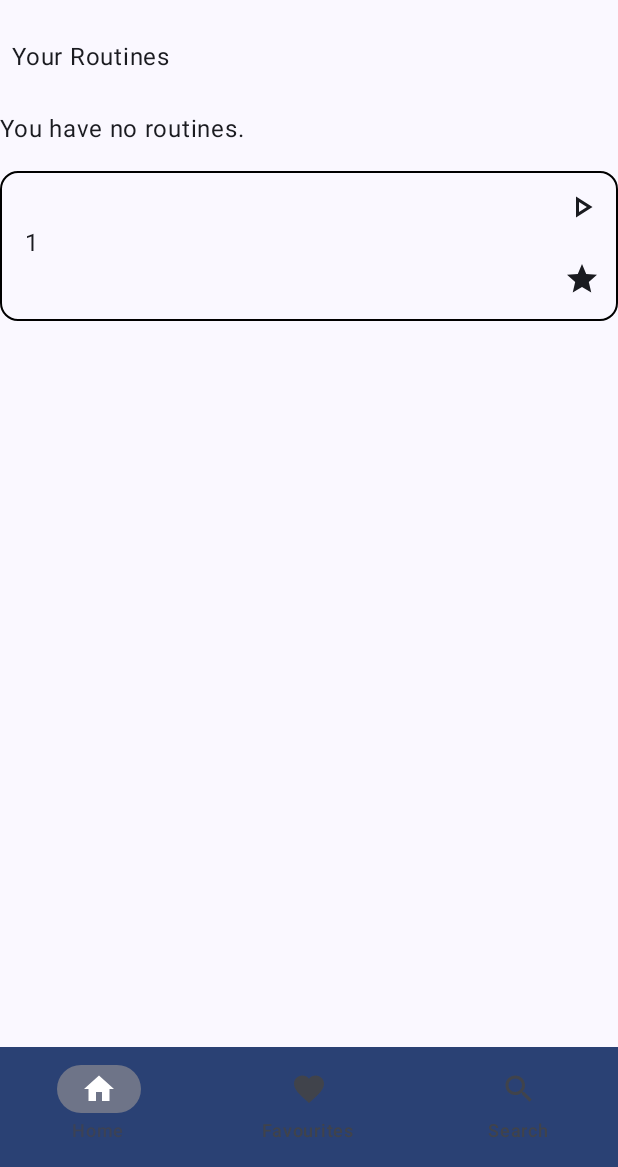
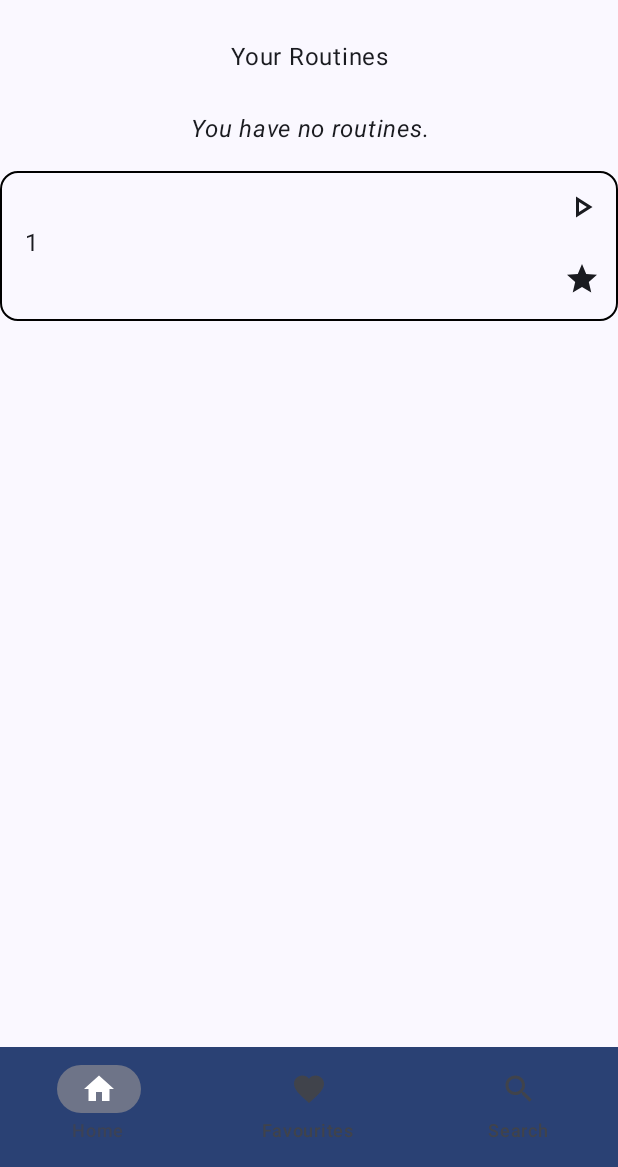
Before and after one commit to Blemmingan/GymHelper.com-APP, an Android app built with Jetpack Compose: the homeScreen screen opened through its navigation route, on a phone screen of 412 x 824 dp, the part 69-1236 px from its top. Run offline under Robolectric (Android 15) with nearby library versions, the phone set to English and light mode, and no system bars; network calls fail; 1 statement that could not run was skipped.

Commit message:
Texto centrado

```diff
--- a/app/src/main/java/ar/edu/itba/example/api/ui/main/HomeScreen.kt
+++ b/app/src/main/java/ar/edu/itba/example/api/ui/main/HomeScreen.kt
@@ -6,6 +6,7 @@ import android.content.Intent
 import androidx.compose.foundation.BorderStroke
 import androidx.compose.foundation.background
 import androidx.compose.foundation.layout.Arrangement
+import androidx.compose.foundation.layout.Box
 import androidx.compose.foundation.layout.Column
 import androidx.compose.foundation.layout.Row
 import androidx.compose.foundation.layout.Spacer
@@ -14,6 +15,7 @@ import androidx.compose.foundation.layout.fillMaxWidth
 import androidx.compose.foundation.layout.height
 import androidx.compose.foundation.layout.padding
 import androidx.compose.foundation.layout.size
+import androidx.compose.foundation.layout.wrapContentHeight
 import androidx.compose.foundation.rememberScrollState
 import androidx.compose.foundation.verticalScroll
 import androidx.compose.material.icons.Icons
@@ -59,6 +61,7 @@ import ar.edu.itba.example.api.util.getViewModelFactory
 import org.intellij.lang.annotations.JdkConstants.HorizontalAlignment
 import androidx.compose.runtime.*
 import androidx.compose.ui.graphics.Color
+import androidx.compose.ui.text.font.FontStyle
 import androidx.core.content.ContextCompat.startActivity
 import ar.edu.itba.example.api.data.model.Routine
 import kotlinx.coroutines.launch
@@ -85,12 +88,16 @@ fun RoutineList(navController: NavHostController, routinesList : List<Routine>?)
         modifier = Modifier
             .fillMaxWidth()
             .verticalScroll(state),
-        verticalArrangement = Arrangement.spacedBy(16.dp)
+        verticalArrangement = Arrangement.spacedBy(16.dp),
     ) {
-        Text(
-            modifier = Modifier.padding(8.dp),
-            text = stringResource(id = R.string.your_routines),
+        Box(modifier = Modifier.fillMaxSize(), contentAlignment = Alignment.Center) {
+            Text(
+                modifier = Modifier.padding(8.dp),
+                text = stringResource(id = R.string.your_routines),
+                textAlign = TextAlign.Center
             )
+        }
+
             if (routinesList != null) {
                 for (routine in routinesList) {
                     OutlinedCard(
@@ -134,7 +141,13 @@ fun RoutineList(navController: NavHostController, routinesList : List<Routine>?)
                     }
                 }
             } else {
-                Text(text = stringResource(id = R.string.no_routines))
+                Box(modifier = Modifier.fillMaxSize(), contentAlignment = Alignment.Center){
+                    Text(
+                        text = stringResource(id = R.string.no_routines),
+                        textAlign = TextAlign.Center,
+                        fontStyle = FontStyle.Italic
+                    )
+                }
 
             }
         ///////////////////////////
```
Also changed, not shown: 47 other files.
